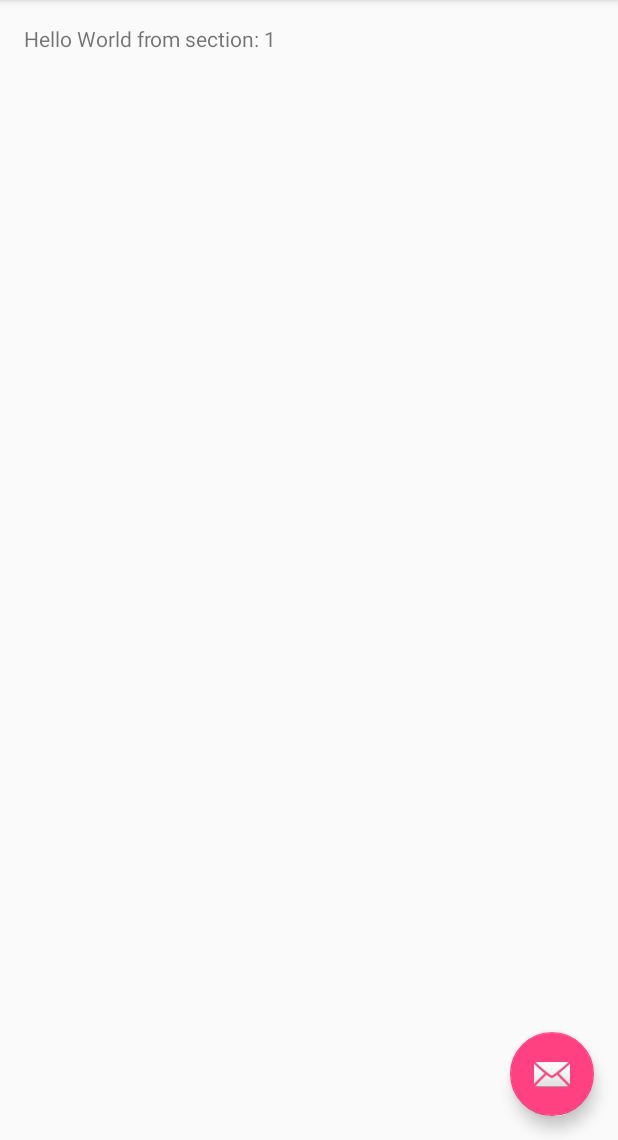
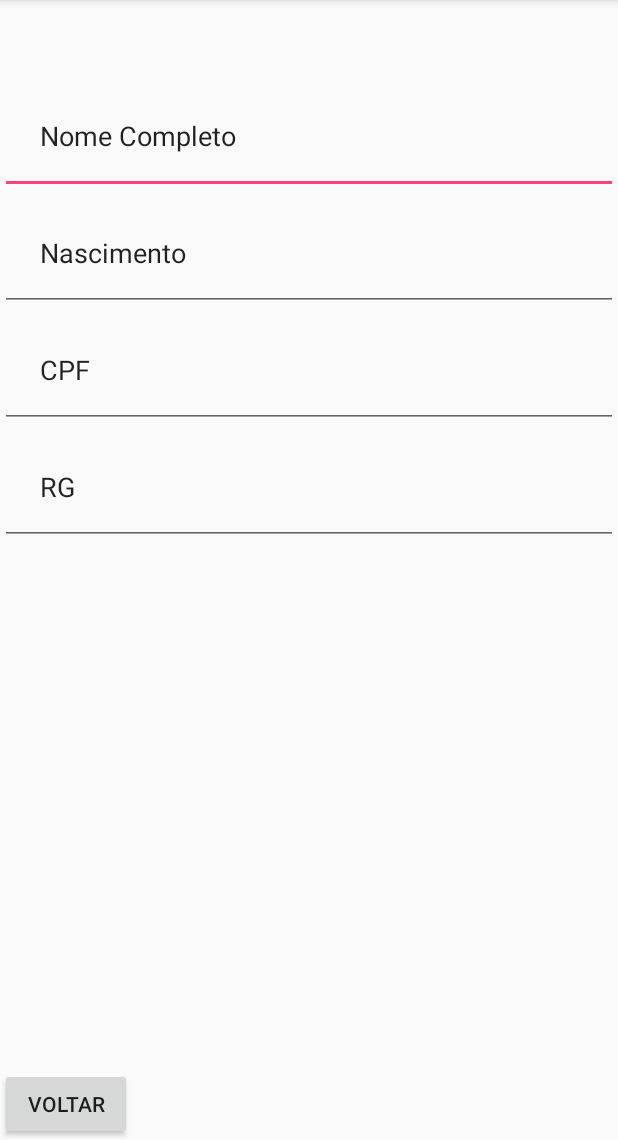
Before and after one commit to fabiomferreira/dumb-android-screens, an Android app: the CadastroAlunoActivity screen opened directly, with no data from a screen before it, on a phone screen of 412 x 824 dp, the part 96-1236 px from its top. Run offline under Robolectric (Android 15) with nearby library versions, the phone set to English and light mode, and no system bars.

Commit message:
wizard iniciado

```diff
--- a/app/src/main/java/com/myteacher/fabiomferreira/myteacherex/CadastroAlunoActivity.java
+++ b/app/src/main/java/com/myteacher/fabiomferreira/myteacherex/CadastroAlunoActivity.java
@@ -49,15 +49,6 @@ public class CadastroAlunoActivity extends AppCompatActivity {
         // Set up the ViewPager with the sections adapter.
         mViewPager = (ViewPager) findViewById(R.id.container);
         mViewPager.setAdapter(mSectionsPagerAdapter);
-
-        FloatingActionButton fab = (FloatingActionButton) findViewById(R.id.fab);
-        fab.setOnClickListener(new View.OnClickListener() {
-            @Override
-            public void onClick(View view) {
-                Snackbar.make(view, "Replace with your own action", Snackbar.LENGTH_LONG)
-                        .setAction("Action", null).show();
-            }
-        });
 
     }
 
@@ -112,9 +103,10 @@ public class CadastroAlunoActivity extends AppCompatActivity {
         @Override
         public View onCreateView(LayoutInflater inflater, ViewGroup container,
                                  Bundle savedInstanceState) {
+
             View rootView = inflater.inflate(R.layout.fragment_cadastro_aluno, container, false);
-            TextView textView = (TextView) rootView.findViewById(R.id.section_label);
-            textView.setText(getString(R.string.section_format, getArguments().getInt(ARG_SECTION_NUMBER)));
+//            TextView textView = (TextView) rootView.findViewById(R.id.section_label);
+//            textView.setText(getString(R.string.section_format, getArguments().getInt(ARG_SECTION_NUMBER)));
             return rootView;
         }
     }
--- a/app/src/main/res/layout/activity_cadastro_aluno.xml
+++ b/app/src/main/res/layout/activity_cadastro_aluno.xml
@@ -35,12 +35,4 @@
         android:layout_height="match_parent"
         app:layout_behavior="@string/appbar_scrolling_view_behavior" />
 
-    <android.support.design.widget.FloatingActionButton
-        android:id="@+id/fab"
-        android:layout_width="wrap_content"
-        android:layout_height="wrap_content"
-        android:layout_gravity="end|bottom"
-        android:layout_margin="@dimen/fab_margin"
-        app:srcCompat="@android:drawable/ic_dialog_email" />
-
 </android.support.design.widget.CoordinatorLayout>
--- a/app/src/main/res/layout/fragment_cadastro_aluno.xml
+++ b/app/src/main/res/layout/fragment_cadastro_aluno.xml
@@ -6,6 +6,10 @@
     android:layout_height="match_parent"
     tools:context="com.myteacher.fabiomferreira.myteacherex.CadastroAlunoActivity$PlaceholderFragment">
 
+    <GridLayout
+        android:layout_width="match_parent"
+        android:layout_height="match_parent"
+        android:orientation="vertical">
         <TextView
             android:id="@+id/section_label"
             android:layout_width="wrap_content"
@@ -19,4 +23,61 @@
             tools:layout_constraintLeft_creator="1"
             tools:layout_constraintTop_creator="1" />
 
+
+        <EditText
+            android:id="@+id/editText"
+            android:layout_width="match_parent"
+            android:layout_height="wrap_content"
+            android:inputType="textPersonName"
+            android:text="Nome Completo"
+            android:layout_gravity="start|top"
+            android:padding="40px"/>
+
+        <EditText
+            android:id="@+id/editText2"
+            android:layout_width="match_parent"
+            android:layout_height="wrap_content"
+            android:ems="10"
+            android:inputType="date"
+            android:text="Nascimento"
+            android:layout_gravity="start|top"
+            android:padding="40px" />
+
+        <EditText
+            android:id="@+id/editText3"
+            android:layout_width="match_parent"
+            android:layout_height="wrap_content"
+            android:ems="10"
+            android:inputType="textPersonName"
+            android:text="CPF"
+            android:layout_gravity="start|top"
+            android:padding="40px"/>
+
+        <EditText
+            android:id="@+id/editText4"
+            android:layout_width="match_parent"
+            android:layout_height="wrap_content"
+            android:ems="10"
+            android:inputType="textPersonName"
+            android:text="RG"
+            android:layout_gravity="start|top"
+            android:padding="40px"/>
+
+        <Button
+            android:id="@+id/button3"
+            android:layout_width="wrap_content"
+            android:layout_height="wrap_content"
+            android:text="Voltar"
+            android:layout_gravity="start"
+           />
+
+        <Button
+            android:id="@+id/button4"
+            android:layout_width="wrap_content"
+            android:layout_height="wrap_content"
+            android:text="Proximo"
+            android:layout_gravity="end"
+            android:paddingBottom="40px"/>
+    </GridLayout>
+
 </android.support.constraint.ConstraintLayout>
```
Lines whose indentation alone changed are shown as unchanged.
